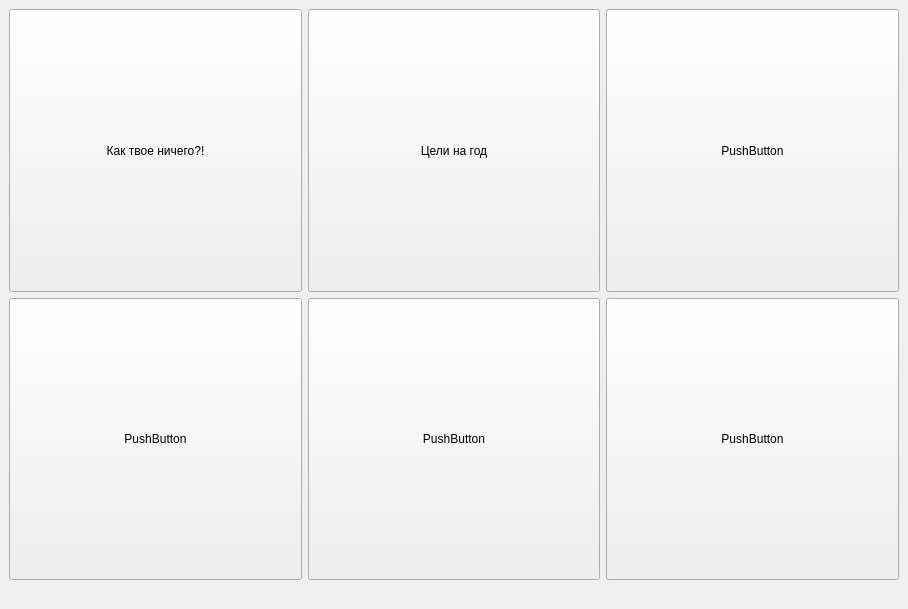
Qt form mainwindow.ui (EvgenyMetelkin/PerfectLive) before a commit.
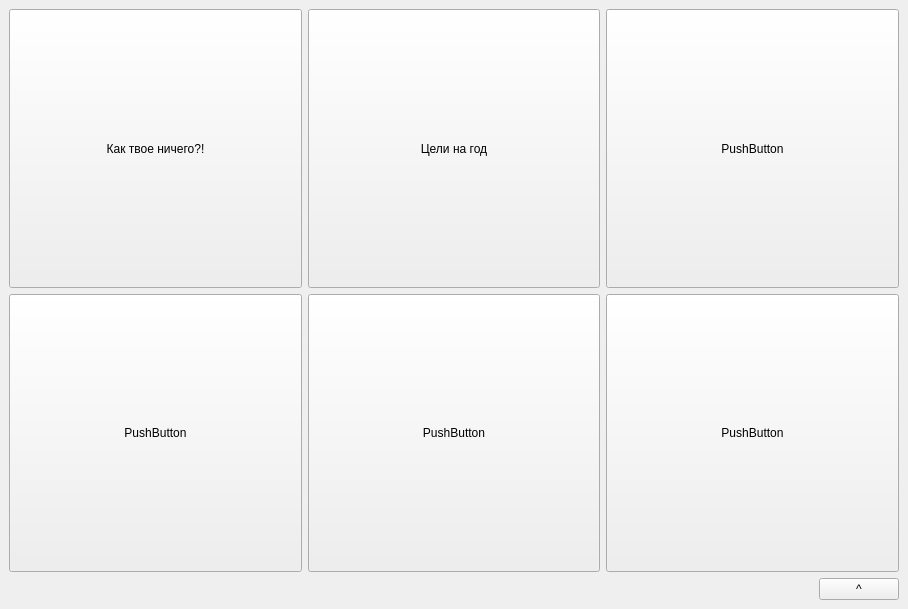
The same form after that commit.

Commit message: Add change wise line

```diff
--- a/mainwindow.ui
+++ b/mainwindow.ui
@@ -98,11 +98,22 @@
      </layout>
     </item>
     <item>
-     <widget class="QLabel" name="lWiseLine">
-      <property name="text">
-       <string/>
-      </property>
-     </widget>
+     <layout class="QHBoxLayout" name="horizontalLayout" stretch="30,1">
+      <item>
+       <widget class="QLabel" name="lWiseLine">
+        <property name="text">
+         <string/>
+        </property>
+       </widget>
+      </item>
+      <item>
+       <widget class="QPushButton" name="bChangeWiseLine">
+        <property name="text">
+         <string>^</string>
+        </property>
+       </widget>
+      </item>
+     </layout>
     </item>
    </layout>
   </widget>
```
Left out of the diff: 78 changed lines with no effect on the pictures. The commit also changes 3 other files.
